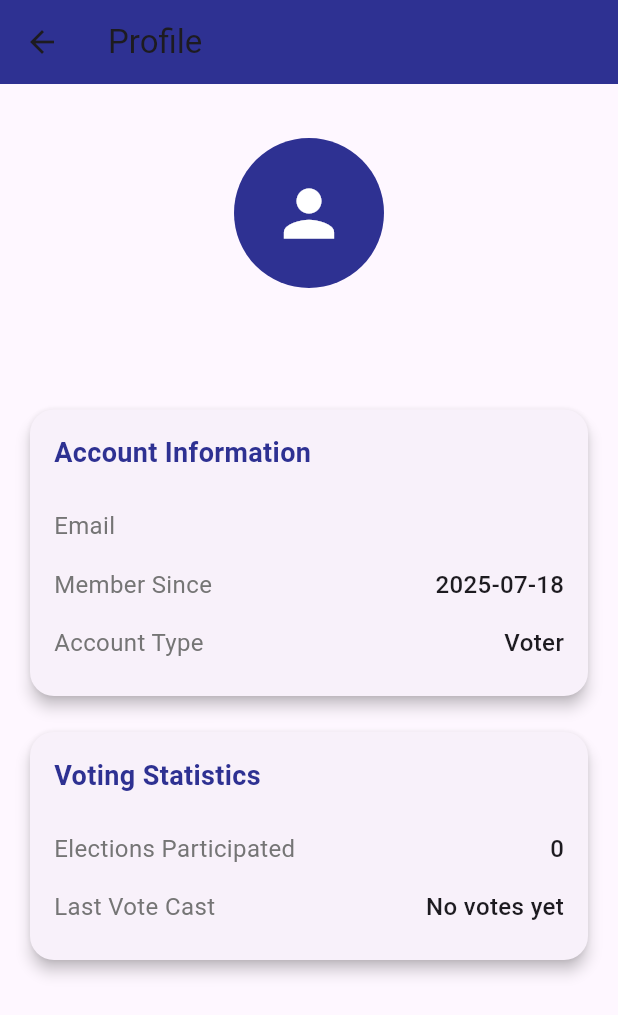
After one commit to SilvaDeShakila/voteapp, a Flutter app: the ProfilePage screen opened directly, on a phone screen of 412 x 824 dp. The commit adds this screen. Shown: the top 1015 px of the screen. Run offline on Flutter 3.47's test engine with Material 3 defaults, Android fonts, the phone set to English and light mode, and no system bars; our stand-ins replace cloud_firestore, firebase_auth, firebase_core; accounts and stored records are empty.

Commit message:
user profile add

```diff
--- /dev/null
+++ b/lib/profile_page.dart
@@ -0,0 +1,138 @@
+import 'package:flutter/material.dart';
+import 'package:firebase_auth/firebase_auth.dart';
+import 'auth_service.dart';
+import 'user_model.dart';
+
+class ProfilePage extends StatelessWidget {
+  const ProfilePage({Key? key}) : super(key: key);
+
+  @override
+  Widget build(BuildContext context) {
+    final User? currentUser = FirebaseAuth.instance.currentUser;
+
+    return Scaffold(
+      appBar: AppBar(
+        elevation: 0,
+        backgroundColor: Color(0xFF2E3192),
+        title: Text('Profile'),
+      ),
+      body: FutureBuilder<UserModel?>(
+        future: AuthService.getUserModel(currentUser?.uid ?? ''),
+        builder: (context, snapshot) {
+          if (snapshot.connectionState == ConnectionState.waiting) {
+            return Center(child: CircularProgressIndicator());
+          }
+
+          if (snapshot.hasError) {
+            return Center(child: Text('Error loading profile'));
+          }
+
+          final user = snapshot.data;
+          if (user == null) {
+            return Center(child: Text('No user data found'));
+          }
+
+          return SingleChildScrollView(
+            padding: EdgeInsets.all(16),
+            child: Column(
+              children: [
+                SizedBox(height: 20),
+                CircleAvatar(
+                  radius: 50,
+                  backgroundColor: Color(0xFF2E3192),
+                  child: Icon(
+                    Icons.person,
+                    size: 50,
+                    color: Colors.white,
+                  ),
+                ),
+                SizedBox(height: 16),
+                Text(
+                  user.email,
+                  style: TextStyle(
+                    fontSize: 20,
+                    fontWeight: FontWeight.bold,
+                  ),
+                ),
+                SizedBox(height: 32),
+                _buildInfoCard(
+                  title: 'Account Information',
+                  children: [
+                    _buildInfoRow('Email', user.email),
+                    _buildInfoRow('Member Since',
+                      user.createdAt.toString().split(' ')[0]),
+                    _buildInfoRow('Account Type',
+                      user.isAdmin ? 'Administrator' : 'Voter'),
+                  ],
+                ),
+                SizedBox(height: 16),
+                _buildInfoCard(
+                  title: 'Voting Statistics',
+                  children: [
+                    _buildInfoRow('Elections Participated', '0'),
+                    _buildInfoRow('Last Vote Cast', 'No votes yet'),
+                  ],
+                ),
+              ],
+            ),
+          );
+        },
+      ),
+    );
+  }
+
+  Widget _buildInfoCard({
+    required String title,
+    required List<Widget> children,
+  }) {
+    return Card(
+      elevation: 4,
+      shape: RoundedRectangleBorder(
+        borderRadius: BorderRadius.circular(16),
+      ),
+      child: Padding(
+        padding: EdgeInsets.all(16),
+        child: Column(
+          crossAxisAlignment: CrossAxisAlignment.start,
+          children: [
+            Text(
+              title,
+              style: TextStyle(
+                fontSize: 18,
+                fontWeight: FontWeight.bold,
+                color: Color(0xFF2E3192),
+              ),
+            ),
+            SizedBox(height: 16),
+            ...children,
+          ],
+        ),
+      ),
+    );
+  }
+
+  Widget _buildInfoRow(String label, String value) {
+    return Padding(
+      padding: EdgeInsets.symmetric(vertical: 8),
+      child: Row(
+        mainAxisAlignment: MainAxisAlignment.spaceBetween,
+        children: [
+          Text(
+            label,
+            style: TextStyle(
+              color: Colors.grey[600],
+              fontSize: 16,
+            ),
+          ),
+          Text(
+            value,
+            style: TextStyle(
+              fontSize: 16,
+              fontWeight: FontWeight.w500,
+            ),
+          ),
+        ],
+      ),
+    );
+  }
+}
```
Also changed, not shown: lib/home_page.dart (+79 -5 lines).
